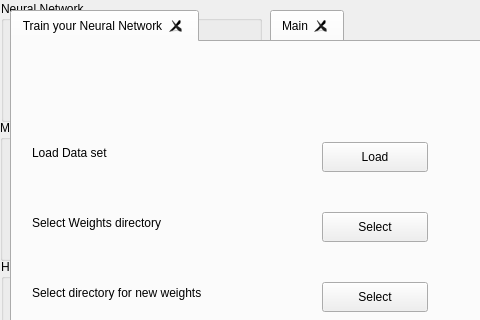
Before: the Qt Designer form ViewModule/MainWindow.ui in marcobasmaji/NeuroLab, drawn with Qt 5; both pictures show x 0 to 480 and y 0 to 320 of the 1032 by 611 pixel window.
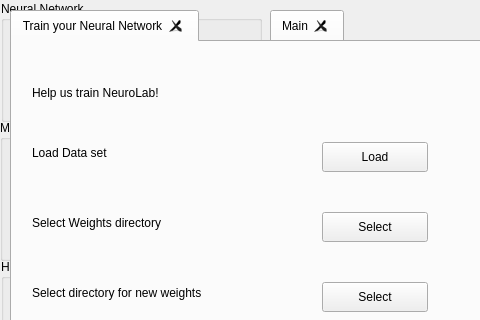
After: the same form once the commit is applied. Icons and pictures are not drawn.

The edit to the form file:
```diff
--- a/ViewModule/MainWindow.ui
+++ b/ViewModule/MainWindow.ui
@@ -752,6 +752,30 @@
        <string/>
       </property>
      </widget>
+     <widget class="QLabel" name="label_5">
+      <property name="geometry">
+       <rect>
+        <x>20</x>
+        <y>40</y>
+        <width>281</width>
+        <height>21</height>
+       </rect>
+      </property>
+      <property name="text">
+       <string>Help us train NeuroLab!</string>
+      </property>
+     </widget>
+     <widget class="QWidget" name="verticalLayoutWidget">
+      <property name="geometry">
+       <rect>
+        <x>420</x>
+        <y>370</y>
+        <width>531</width>
+        <height>101</height>
+       </rect>
+      </property>
+      <layout class="QVBoxLayout" name="loading_layout"/>
+     </widget>
     </widget>
    </widget>
    <zorder>verticalWidget</zorder>
```
Left out of the diff: 13 changed lines with no effect on the pictures.
